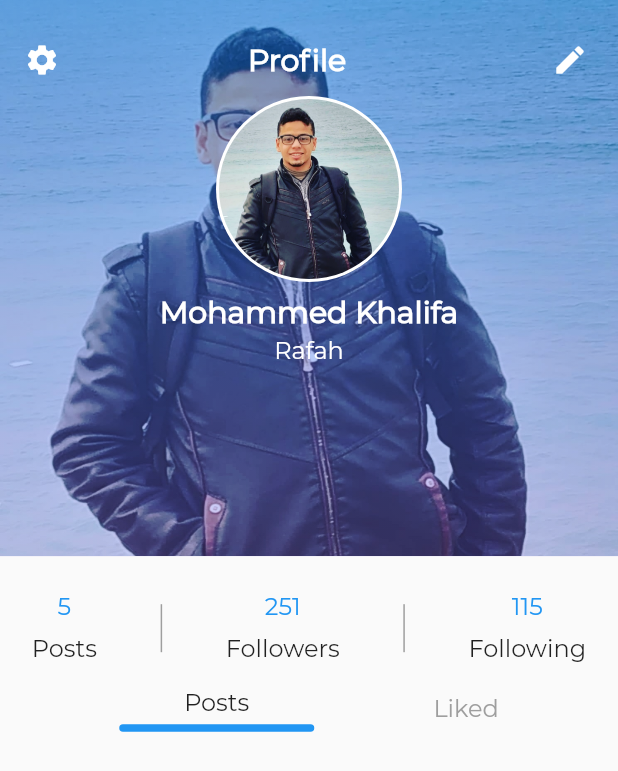
After one commit to EngMo974/gsg_training, a Flutter app: the screen it shows after launch, after a tap on "Save", on a phone screen of 412 x 824 dp. The commit adds this screen. Shown: the top 771 px of the screen. Run offline on Flutter 3.47's test engine with Material 2 defaults, Android fonts, the phone set to English and light mode, and no system bars.

Commit message:
task 1 second screen

```diff
--- a/lib/main.dart
+++ b/lib/main.dart
@@ -2,13 +2,14 @@ import 'dart:ui';
 
 import 'package:flutter/material.dart';
 import 'package:flutter/services.dart';
+import 'package:gsg_training/second_screen.dart';
 
 void main() {
   runApp(MyApp());
   SystemChrome.setSystemUIOverlayStyle(
     SystemUiOverlayStyle(
-      statusBarColor: Colors.white,
-      statusBarIconBrightness: Brightness.light,
+      statusBarColor: Colors.transparent,
+      statusBarIconBrightness: Brightness.dark,
     ),
   );
 }
@@ -47,12 +48,18 @@ class MyName extends StatelessWidget {
                 ),
                 Padding(
                   padding: const EdgeInsets.only(right: 8.0),
+                  child: FlatButton(
+                    onPressed: () {
+                      Navigator.of(context).push(
+                          MaterialPageRoute(builder: (context) => Screen2()));
+                    },
                     child: Text(
                       'Save',
                       style: TextStyle(
                           fontFamily: 'Montserrat',
                           fontSize: 16,
                           color: Colors.blue),
+                    ),
                   ),
                 ),
               ],
--- /dev/null
+++ b/lib/second_screen.dart
@@ -0,0 +1,250 @@
+import 'package:flutter/material.dart';
+
+class Screen2 extends StatelessWidget {
+  @override
+  Widget build(BuildContext context) {
+    return Scaffold(
+      body: Column(
+        children: [
+          Stack(
+            children: [
+              Container(
+                width: double.infinity,
+                height: MediaQuery.of(context).size.height * 0.45,
+                decoration: BoxDecoration(
+                  image: DecorationImage(
+                    fit: BoxFit.fill,
+                    image: AssetImage('assets/images/prof.jpg'),
+                  ),
+                ),
+                child: Container(
+                  decoration: BoxDecoration(
+                    gradient: LinearGradient(
+                      colors: [
+                        Color(0xff047AF2).withOpacity(0.5),
+                        Color(0xff796AE7).withOpacity(0.3),
+                      ],
+                      begin: Alignment.topCenter,
+                      end: Alignment.bottomCenter,
+                    ),
+                  ),
+                ),
+              ),
+              Column(
+                children: [
+                  Padding(
+                    padding: const EdgeInsets.only(top: 16.0),
+                    child: Row(
+                      mainAxisAlignment: MainAxisAlignment.spaceBetween,
+                      children: [
+                        Padding(
+                          padding: const EdgeInsets.only(left: 16.0),
+                          child: Icon(
+                            Icons.settings,
+                            color: Colors.white,
+                            size: 24,
+                          ),
+                        ),
+                        Text(
+                          'Profile',
+                          style: TextStyle(
+                            fontFamily: 'Montserrat',
+                            fontSize: 20,
+                            color: Colors.white,
+                            fontWeight: FontWeight.bold,
+                          ),
+                        ),
+                        Padding(
+                          padding: const EdgeInsets.only(right: 8.0),
+                          child: IconButton(
+                            icon: Icon(
+                              Icons.edit,
+                              color: Colors.white,
+                              size: 24,
+                            ),
+                          ),
+                        ),
+                      ],
+                    ),
+                  ),
+                  CircleAvatar(
+                    maxRadius: 62,
+                    backgroundColor: Colors.white,
+                    child: CircleAvatar(
+                      maxRadius: 60,
+                      minRadius: 50,
+                      backgroundImage: AssetImage('assets/images/prof.jpg'),
+                      backgroundColor: Colors.white,
+                    ),
+                  ),
+                  SizedBox(
+                    height: 8,
+                  ),
+                  Text(
+                    'Mohammed Khalifa',
+                    style: TextStyle(
+                      fontFamily: 'Montserrat',
+                      fontSize: 20,
+                      color: Colors.white,
+                      fontWeight: FontWeight.bold,
+                    ),
+                  ),
+                  SizedBox(
+                    height: 4,
+                  ),
+                  Text(
+                    'Rafah',
+                    style: TextStyle(
+                      fontFamily: 'Montserrat',
+                      fontSize: 16,
+                      color: Colors.white,
+                    ),
+                  ),
+                ],
+              ),
+            ],
+          ),
+          Row(
+            mainAxisAlignment: MainAxisAlignment.spaceAround,
+            children: [
+              Container(
+                child: Center(
+                  child: Padding(
+                    padding: const EdgeInsets.only(top: 24.0),
+                    child: Column(
+                      children: [
+                        Text(
+                          '5',
+                          style: TextStyle(
+                            fontSize: 16,
+                            fontFamily: 'Montserrat',
+                            color: Colors.blue,
+                          ),
+                        ),
+                        SizedBox(
+                          height: 8,
+                        ),
+                        Text(
+                          'Posts',
+                          style:
+                              TextStyle(fontSize: 16, fontFamily: 'Montserrat'),
+                        ),
+                      ],
+                    ),
+                  ),
+                ),
+              ),
+              Padding(
+                padding: const EdgeInsets.only(top: 24.0),
+                child: Container(
+                  height: 32,
+                  width: 1,
+                  color: Colors.grey,
+                ),
+              ),
+              Container(
+                child: Center(
+                  child: Padding(
+                    padding: const EdgeInsets.only(top: 24.0),
+                    child: Column(
+                      children: [
+                        Text(
+                          '251',
+                          style: TextStyle(
+                            fontSize: 16,
+                            fontFamily: 'Montserrat',
+                            color: Colors.blue,
+                          ),
+                        ),
+                        SizedBox(
+                          height: 8,
+                        ),
+                        Text(
+                          'Followers',
+                          style: TextStyle(
+                            fontSize: 16,
+                            fontFamily: 'Montserrat',
+                          ),
+                        ),
+                      ],
+                    ),
+                  ),
+                ),
+              ),
+              Padding(
+                padding: const EdgeInsets.only(top: 24.0),
+                child: Container(
+                  height: 32,
+                  width: 1,
+                  color: Colors.grey,
+                ),
+              ),
+              Container(
+                child: Center(
+                  child: Padding(
+                    padding: const EdgeInsets.only(top: 24.0),
+                    child: Column(
+                      children: [
+                        Text(
+                          '115',
+                          style: TextStyle(
+                            fontSize: 16,
+                            fontFamily: 'Montserrat',
+                            color: Colors.blue,
+                          ),
+                        ),
+                        SizedBox(
+                          height: 8,
+                        ),
+                        Text(
+                          'Following',
+                          style: TextStyle(
+                            fontSize: 16,
+                            fontFamily: 'Montserrat',
+                          ),
+                        ),
+                      ],
+                    ),
+                  ),
+                ),
+              ),
+            ],
+          ),
+          SizedBox(
+            height: 16,
+          ),
+          Row(
+            mainAxisAlignment: MainAxisAlignment.spaceEvenly,
+            children: [
+              Column(
+                children: [
+                  Text(
+                    "Posts",
+                    style: TextStyle(
+                      fontSize: 16,
+                      fontFamily: 'Montserrat',
+                    ),
+                  ),
+                  SizedBox(height: 4),
+                  Container(
+                    width: 130,
+                    height: 5,
+                    decoration: BoxDecoration(
+                      color: Colors.blue,
+                      borderRadius: BorderRadius.circular(8),
+                    ),
+                  )
+                ],
+              ),
+              Text(
+                "Liked",
+                style: TextStyle(
+                    fontSize: 16, fontFamily: 'Montserrat', color: Colors.grey),
+              ),
+            ],
+          )
+        ],
+      ),
+    );
+  }
+}
```
Lines whose indentation alone changed are shown as unchanged.
